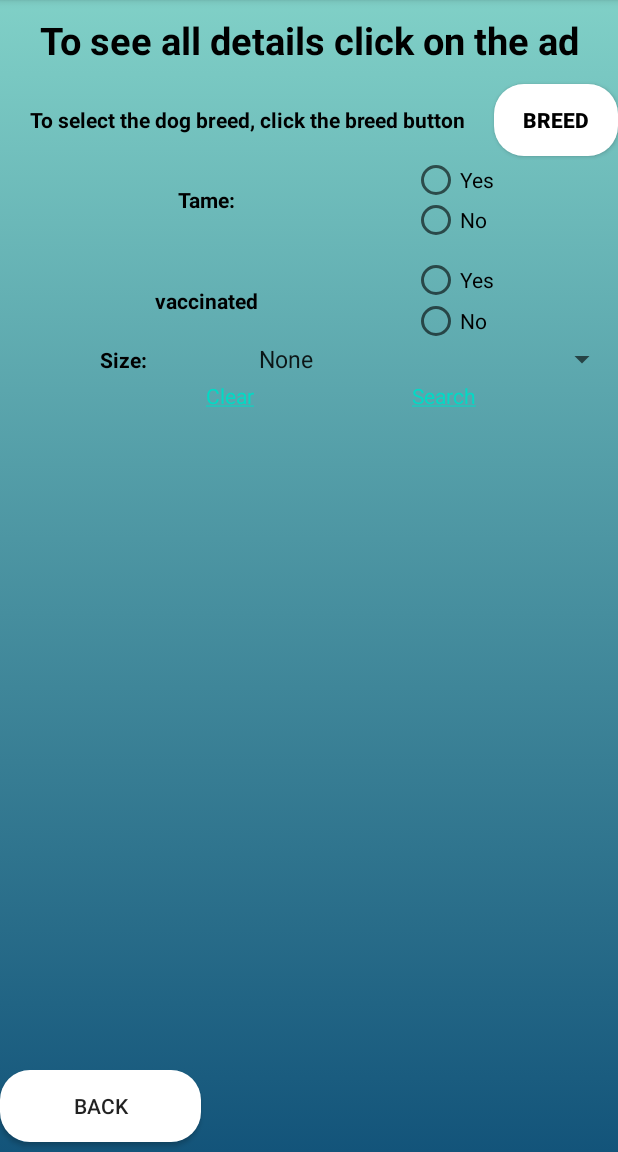
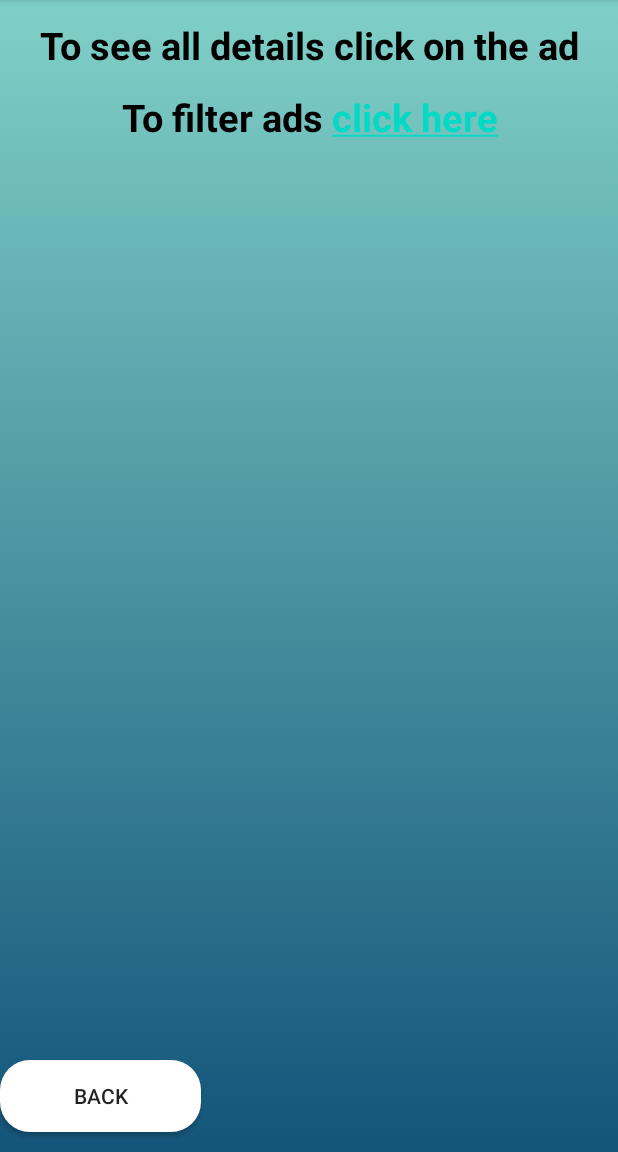
Before and after one commit to gilmadar/GilBeta, an Android app: the mehmezh_dog screen opened directly, with no data from a screen before it, on a phone screen of 412 x 824 dp, the part 84-1236 px from its top. Run offline under Robolectric (Android 15) with nearby library versions, the phone set to English and light mode, and no system bars; our stand-ins replace Firebase (no records; nobody signed in at launch, a user with empty details on screens opened directly); 4 statements that could not run were skipped.

Commit message:
commit 1                                all withou image                                alll with image                                oved                                all with download image                                finish                                the last                                all with filter

```diff
--- a/app/src/main/java/com/example/gilbeta/AuthenticationActivity.java
+++ b/app/src/main/java/com/example/gilbeta/AuthenticationActivity.java
@@ -75,7 +75,7 @@ public class AuthenticationActivity extends AppCompatActivity {
         si.putExtra("newuser",false);
         if (refAuth.getCurrentUser()!=null && isChecked) {
             stayConnect=true;
-           // startActivity(si);
+            startActivity(si);
         }
 
 
--- a/app/src/main/java/com/example/gilbeta/mehmezh_dog.java
+++ b/app/src/main/java/com/example/gilbeta/mehmezh_dog.java
@@ -16,9 +16,12 @@ import android.util.Log;
 import android.view.Menu;
 import android.view.MenuItem;
 import android.view.View;
+import android.view.ViewGroup;
+import android.widget.AbsListView;
 import android.widget.AdapterView;
 import android.widget.ArrayAdapter;
 import android.widget.EditText;
+import android.widget.LinearLayout;
 import android.widget.ListView;
 import android.widget.RadioButton;
 import android.widget.RadioGroup;
@@ -45,6 +48,8 @@ import static com.example.gilbeta.FBref.refUsers;
         ArrayList<String> alsnew = new ArrayList<>();
         Spinner size_spinner;
         ArrayAdapter<CharSequence> adapter2;
+        ArrayAdapter<String> adp;
+        SpannableString ss,ss2,ssfilter,ssnofilter;
 
         ArrayList<Upload> alupload = new ArrayList<>();
         long count;
@@ -53,7 +58,14 @@ import static com.example.gilbeta.FBref.refUsers;
         RadioGroup rgtame,rgvaccinated;
         String breed, size;
         boolean tame,tame3, vaccinated,vaccinated3,show,tame2 = false,vaccinated2 = false,ifbreed2 = false,ifbreed3,size2 = false, size3;
-        TextView tvclear, tvsearch,tvBreed3;
+        TextView tvclear, tvsearch,tvBreed3, tvfilter;
+        LinearLayout LLfilter;
+        /*
+        tame2,vaccinated2,ifbreed2,size2 - תפקידם לבדוק האם המשתמש בחר לסנן לפי השדדות האלו
+        tame3,vaccinated3,ifbreed3,size3 -
+        תפקידם לבדוק האם המודעה ברשימת המודעות תואמות בשדות בהתאם למשל אם הגודל שהמשתמש בחר בסינון תואם לגודל של מודעה מרשימת המודעות אז המשתנים מקבלים אמת
+
+         */
 
 
         @Override
@@ -67,6 +79,10 @@ import static com.example.gilbeta.FBref.refUsers;
             tvBreed3 = (TextView) findViewById(R.id.tvBreed3);
             rgtame = (RadioGroup) findViewById(R.id.rgtame);
             rgvaccinated = (RadioGroup) findViewById(R.id.rgvaccinated);
+            tvfilter  = findViewById(R.id.tvfilter);
+            LLfilter = findViewById(R.id.LLfilter);
+
+
 
 
             size_spinner = findViewById(R.id.size_spinner);
@@ -78,6 +94,11 @@ import static com.example.gilbeta.FBref.refUsers;
             notTameSearch = findViewById(R.id.notTameSearch);
             isVaccinatedSearch = findViewById(R.id.isVaccinatedSearch);
             notVaccinatedSearch = findViewById(R.id.notVaccinatedSearch);
+
+            filter();
+
+
+
 
 
 
@@ -119,11 +140,11 @@ import static com.example.gilbeta.FBref.refUsers;
 
                     }
                     if (alsnew.isEmpty()) {
-                        ArrayAdapter<String> adp = new ArrayAdapter<String>(mehmezh_dog.this, R.layout.support_simple_spinner_dropdown_item, als);
+                        adp = new ArrayAdapter<String>(mehmezh_dog.this, R.layout.support_simple_spinner_dropdown_item, als);
                         lv.setAdapter(adp);
                     }
                     else{
-                        ArrayAdapter<String> adp = new ArrayAdapter<String>(mehmezh_dog.this, R.layout.support_simple_spinner_dropdown_item, alsnew);
+                        adp = new ArrayAdapter<String>(mehmezh_dog.this, R.layout.support_simple_spinner_dropdown_item, alsnew);
                         lv.setAdapter(adp);
                     }
 
@@ -143,11 +164,10 @@ import static com.example.gilbeta.FBref.refUsers;
 
             //
             tvclear.setText("Clear");
-            SpannableString ss = new SpannableString("Clear");
+            ss = new SpannableString("Clear");
             ClickableSpan span = new ClickableSpan() {
                 @Override
                 public void onClick(View textView) {
-                    Toast.makeText(mehmezh_dog.this, "There are no ads that match your requirements", Toast.LENGTH_SHORT).show();
 
                     size_spinner.setAdapter(adapter2);
                     rgtame.clearCheck();
@@ -159,7 +179,7 @@ import static com.example.gilbeta.FBref.refUsers;
                     ifbreed2 = false;
                     size2 = false;
                     tvBreed3.setText("To select the dog breed, click the breed button");
-                    ArrayAdapter<String> adp = new ArrayAdapter<String>(mehmezh_dog.this, R.layout.support_simple_spinner_dropdown_item, als);
+                    adp = new ArrayAdapter<String>(mehmezh_dog.this, R.layout.support_simple_spinner_dropdown_item, als);
                     lv.setAdapter(adp);
 
 
@@ -170,16 +190,12 @@ import static com.example.gilbeta.FBref.refUsers;
             tvclear.setMovementMethod(LinkMovementMethod.getInstance());
 
             tvsearch.setText("Search");
-            SpannableString ss2 = new SpannableString("Search");
+            ss2 = new SpannableString("Search");
             ClickableSpan span2 = new ClickableSpan() {
                 @Override
                 public void onClick(View textView) {
                     alsnew.clear();
 
-                    /*if(!TextUtils.isEmpty(FromSearch.getText().toString()))
-                        from = Integer.parseInt(FromSearch.getText().toString());
-                    if(!TextUtils.isEmpty(FromSearch.getText().toString()))
-                        to = Integer.parseInt(ToSearch.getText().toString());*/
                     if(isTameSearch.isChecked() || notTameSearch.isChecked()){
                         tame2 = true;
                         if(isTameSearch.isChecked())
@@ -246,7 +262,6 @@ import static com.example.gilbeta.FBref.refUsers;
                             }
                         }
 
-                       // if(!tame2 && !vaccinated2 && !ifbreed2 && !size2)
 
                         if(tame3 && vaccinated3 && ifbreed3 && size3){
                             alsnew.add("Name:" + alupload.get(i).getDogName() + ",Breed:" + alupload.get(i).getBreed() + ",Size:"
@@ -273,12 +288,12 @@ import static com.example.gilbeta.FBref.refUsers;
                             ifbreed2 = false;
                             size2 = false;
                             tvBreed3.setText("To select the dog breed, click the breed button");
-                            ArrayAdapter<String> adp = new ArrayAdapter<String>(mehmezh_dog.this, R.layout.support_simple_spinner_dropdown_item, als);
+                            adp = new ArrayAdapter<String>(mehmezh_dog.this, R.layout.support_simple_spinner_dropdown_item, als);
                             lv.setAdapter(adp);
 
                         }
                         else {
-                            ArrayAdapter<String> adp = new ArrayAdapter<String>(mehmezh_dog.this, R.layout.support_simple_spinner_dropdown_item, alsnew);
+                            adp = new ArrayAdapter<String>(mehmezh_dog.this, R.layout.support_simple_spinner_dropdown_item, alsnew);
                             lv.setAdapter(adp);
                         }
                     }
@@ -292,6 +307,41 @@ import static com.example.gilbeta.FBref.refUsers;
             ss2.setSpan(span2, 0, 6, Spanned.SPAN_EXCLUSIVE_EXCLUSIVE);
             tvsearch.setText(ss2);
             tvsearch.setMovementMethod(LinkMovementMethod.getInstance());
+        }
+
+        private void filter(){
+            ssfilter = new SpannableString("To filter ads click here");
+            ClickableSpan span = new ClickableSpan() {
+                @Override
+                public void onClick(View textView) {
+                    LLfilter.setVisibility(View.VISIBLE);
+
+                    notfilter();
+
+                }
+            };
+            ssfilter.setSpan(span, 14, 24, Spanned.SPAN_EXCLUSIVE_EXCLUSIVE);
+            tvfilter.setText(ssfilter);
+            tvfilter.setMovementMethod(LinkMovementMethod.getInstance());
+
+
+        }
+
+        private void notfilter(){
+            ssnofilter = new SpannableString("To close filtering click here");
+            ClickableSpan span = new ClickableSpan() {
+                @Override
+                public void onClick(View textView) {
+                    LLfilter.setVisibility(View.INVISIBLE);
+
+                    filter();
+
+                }
+            };
+            ssnofilter.setSpan(span, 19, 29, Spanned.SPAN_EXCLUSIVE_EXCLUSIVE);
+            tvfilter.setText(ssnofilter);
+            tvfilter.setMovementMethod(LinkMovementMethod.getInstance());
+
         }
 
 
--- a/app/src/main/res/layout/activity_mehmezh_dog.xml
+++ b/app/src/main/res/layout/activity_mehmezh_dog.xml
@@ -19,6 +19,31 @@
         android:layout_weight="1"
         android:text="To see all details click on the ad" />
 
+    <Space
+        android:layout_width="match_parent"
+        android:layout_height="wrap_content" />
+
+    <TextView
+        android:id="@+id/tvfilter"
+        android:layout_width="match_parent"
+        android:layout_height="wrap_content"
+        android:textColor="#000000"
+        android:textSize="25sp"
+        android:gravity="center"
+        android:textStyle="bold"
+        android:text="To filter ads click here" />
+
+    <Space
+        android:layout_width="match_parent"
+        android:layout_height="wrap_content" />
+
+    <LinearLayout
+        android:id="@+id/LLfilter"
+        android:layout_width="match_parent"
+        android:layout_height="0dp"
+        android:visibility="invisible"
+        android:layout_weight="4"
+        android:orientation="vertical">
     <LinearLayout
         android:layoutDirection="ltr"
         android:layout_width="match_parent"
@@ -49,6 +74,7 @@
 
 
     </LinearLayout>
+
 
     <LinearLayout
         android:layoutDirection="ltr"
@@ -195,6 +221,7 @@
             android:layout_weight="1"
             android:text="TextView" />
     </LinearLayout>
+    </LinearLayout>
 
     <ListView
         android:id="@+id/lv"
@@ -202,7 +229,7 @@
         android:layout_height="0dp"
         android:textColor="#000000"
 
-        android:layout_weight="8"/>
+        android:layout_weight="6"/>
 
     <LinearLayout
         android:layout_width="match_parent"
```
